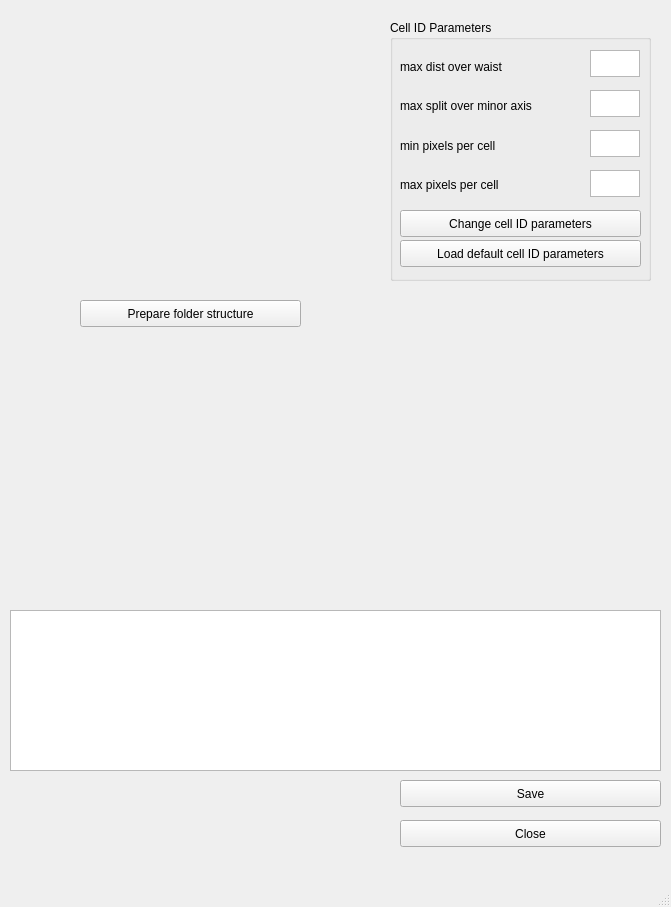
holzwok/Berufspraktikum, file src/MainWindow.ui: the form before one commit.
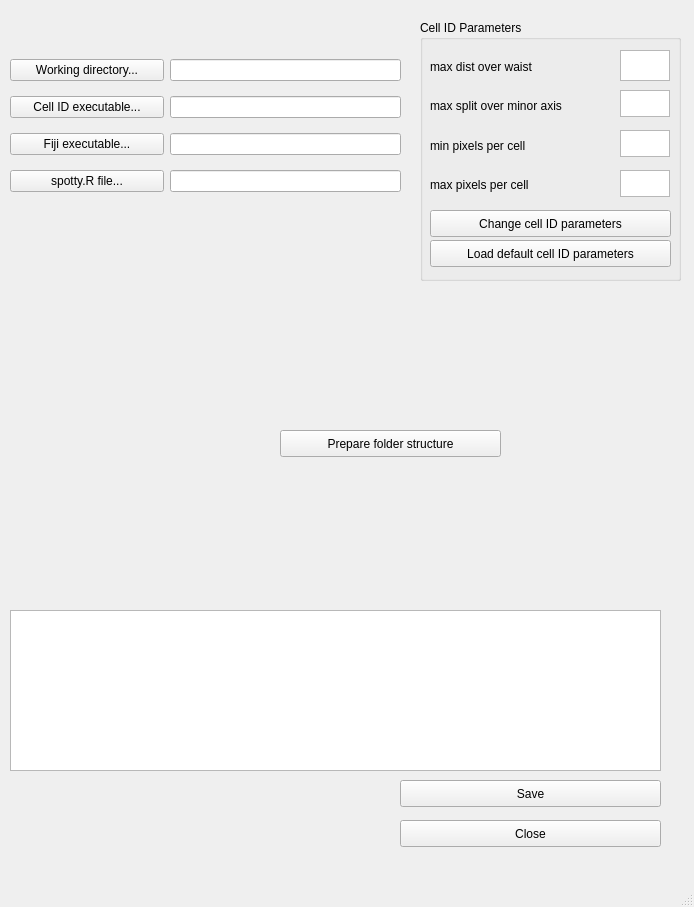
The form after the commit.

```diff
--- a/src/MainWindow.ui
+++ b/src/MainWindow.ui
@@ -6,7 +6,7 @@
    <rect>
     <x>0</x>
     <y>0</y>
-    <width>671</width>
+    <width>694</width>
     <height>907</height>
    </rect>
   </property>
@@ -43,7 +43,7 @@
    <widget class="QGroupBox" name="groupBox">
     <property name="geometry">
      <rect>
-      <x>390</x>
+      <x>420</x>
       <y>20</y>
       <width>261</width>
       <height>261</height>
@@ -67,7 +67,7 @@
        <x>200</x>
        <y>30</y>
        <width>50</width>
-       <height>27</height>
+       <height>31</height>
       </rect>
      </property>
     </widget>
@@ -181,8 +181,8 @@
    <widget class="QPushButton" name="prepare_structure">
     <property name="geometry">
      <rect>
-      <x>80</x>
-      <y>300</y>
+      <x>280</x>
+      <y>430</y>
       <width>221</width>
       <height>27</height>
      </rect>
@@ -191,6 +191,94 @@
      <string>Prepare folder structure</string>
     </property>
    </widget>
+   <widget class="QWidget" name="">
+    <property name="geometry">
+     <rect>
+      <x>10</x>
+      <y>50</y>
+      <width>154</width>
+      <height>151</height>
+     </rect>
+    </property>
+    <layout class="QVBoxLayout" name="verticalLayout_2">
+     <item>
+      <widget class="QPushButton" name="working_directory">
+       <property name="text">
+        <string>Working directory...</string>
+       </property>
+      </widget>
+     </item>
+     <item>
+      <widget class="QPushButton" name="cell_id_executable">
+       <property name="text">
+        <string>Cell ID executable...</string>
+       </property>
+      </widget>
+     </item>
+     <item>
+      <widget class="QPushButton" name="fiji_executable">
+       <property name="text">
+        <string>Fiji executable...</string>
+       </property>
+      </widget>
+     </item>
+     <item>
+      <widget class="QPushButton" name="spottyR_file">
+       <property name="text">
+        <string>spotty.R file...</string>
+       </property>
+      </widget>
+     </item>
+    </layout>
+   </widget>
+   <widget class="QWidget" name="">
+    <property name="geometry">
+     <rect>
+      <x>170</x>
+      <y>50</y>
+      <width>231</width>
+      <height>151</height>
+     </rect>
+    </property>
+    <layout class="QVBoxLayout" name="verticalLayout_3">
+     <item>
+      <widget class="QLineEdit" name="lineEditworking_directory">
+       <property name="font">
+        <font>
+         <pointsize>9</pointsize>
+        </font>
+       </property>
+      </widget>
+     </item>
+     <item>
+      <widget class="QLineEdit" name="lineEditcell_id_executable">
+       <property name="font">
+        <font>
+         <pointsize>9</pointsize>
+        </font>
+       </property>
+      </widget>
+     </item>
+     <item>
+      <widget class="QLineEdit" name="lineEditfiji_executable">
+       <property name="font">
+        <font>
+         <pointsize>9</pointsize>
+        </font>
+       </property>
+      </widget>
+     </item>
+     <item>
+      <widget class="QLineEdit" name="lineEditspottyR_file">
+       <property name="font">
+        <font>
+         <pointsize>9</pointsize>
+        </font>
+       </property>
+      </widget>
+     </item>
+    </layout>
+   </widget>
   </widget>
   <widget class="QMenuBar" name="menubar">
    <property name="geometry">
```
Left out of the diff: 2 changed lines with no effect on the pictures.
